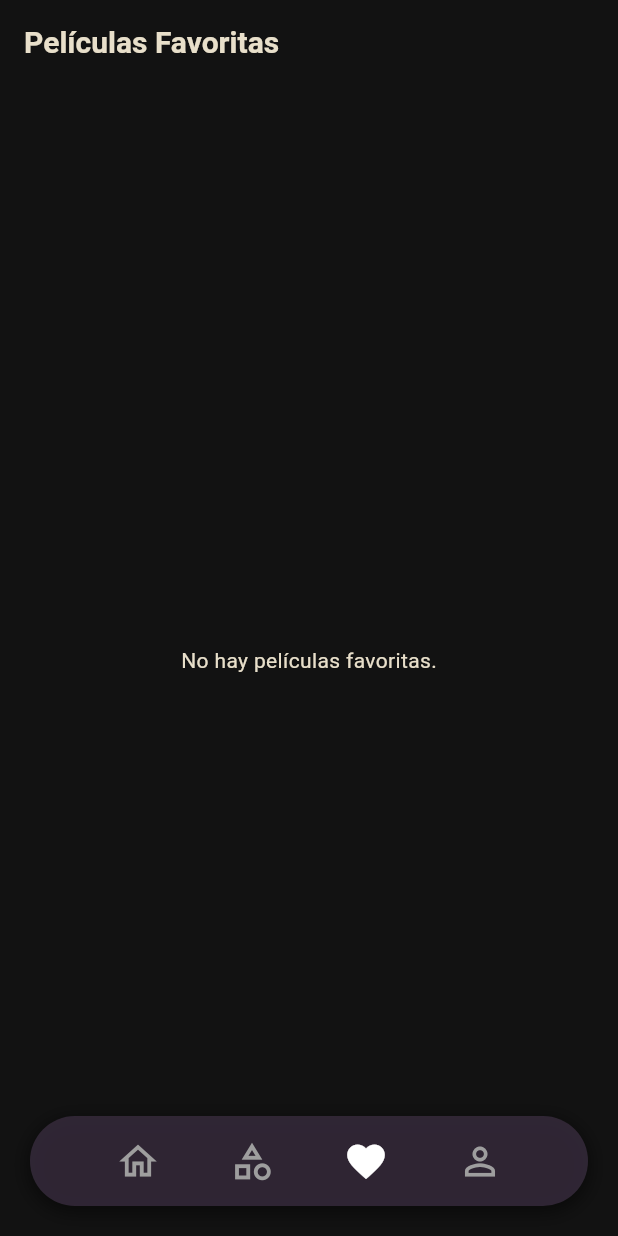
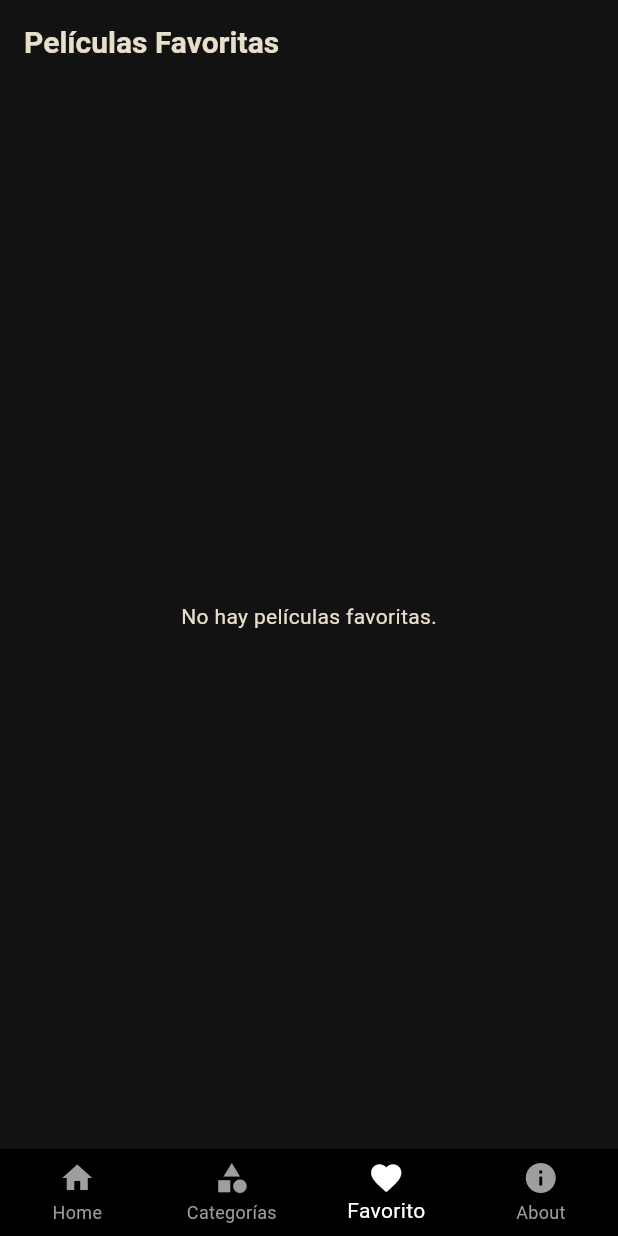
Before and after one commit to JordyBrown230/cinema-project, a Flutter app: the screen it shows after launch, item 3 of the bottom bar chosen, on a phone screen of 412 x 824 dp. Run offline on Flutter 3.47's test engine with Material 3 defaults, Android fonts, the phone set to English and light mode, and no system bars; our stand-ins replace carousel_slider, youtube_player_flutter; network calls fail.

Commit message:
avance peluche

```diff
--- a/lib/MovieDetails/movie_details.dart
+++ b/lib/MovieDetails/movie_details.dart
@@ -148,7 +148,7 @@ class MovieDetailsScreen extends StatelessWidget {
                       color: Colors.white,
                     ),
                   ),
-                  const SizedBox(height: 20),
+                  const SizedBox(height: 30),
                   const Text(
                     'Elenco',
                     style: TextStyle(
@@ -157,6 +157,7 @@ class MovieDetailsScreen extends StatelessWidget {
                       color: Colors.white,
                     ),
                   ),
+                  const SizedBox(height: 10),
                   MovieCastWidget(movieId: movie.id),
                   const SizedBox(height: 30),
                   const Text(
--- a/lib/main.dart
+++ b/lib/main.dart
@@ -1,7 +1,7 @@
 import 'package:flutter/material.dart';
 import 'package:project/Favorites/favorite-provider.dart';
+import 'package:project/navigation_bar.dart';
 import 'package:provider/provider.dart';
-import 'package:project/menu/main.dart';
 import 'package:project/theme/app_theme.dart';
 
 void main() {
@@ -21,7 +21,7 @@ class MainApp extends StatelessWidget {
         debugShowCheckedModeBanner: false,
         theme: AppTheme.themeData,
         home: const Scaffold(
-          body: MyApp(),
+          body: MyBottomNavigationBar(),
         ),
       ),
     );
--- a/lib/menu/main.dart
+++ /dev/null
@@ -1,55 +0,0 @@
-import 'package:flutter/material.dart';
-import 'package:project/Favorites/favorite-movies.dart';
-import 'package:project/home/ListViewCategories/view_categories.dart';
-import 'package:project/menu/menu_bar.dart';
-import 'package:project/menu/submenu/home/home.dart';
-import 'package:project/theme/app_theme.dart'; // Importa la pantalla de categorías
-
-
-class MyApp extends StatefulWidget {
-  const MyApp({super.key});
-
-  @override
-  MyAppState createState() => MyAppState();
-}
-
-class MyAppState extends State<MyApp> {
-  int _currentIndex = 0;
-
-  final List<Widget> _screens = [
-    const HomePage(),
-    const CategoriesScreen(),
-    const FavoriteMovies(),
-    const Center(child: Text('PERFIL'))
-  ];
-
-  @override
-  Widget build(BuildContext context) {
-    return MaterialApp(
-      debugShowCheckedModeBanner: false,
-      theme: AppTheme.themeData,
-      home: Scaffold(
-        body: Stack(
-          children: [
-            IndexedStack(
-              index: _currentIndex,
-              children: _screens,
-            ),
-            Positioned(
-              left: 0,
-              right: 0,
-              bottom: 0,
-              child: CustomMenuBar(
-                onTap: (menuIcon) {
-                  setState(() {
-                    _currentIndex = menuIcon.index;
-                  });
-                },
-              ),
-            ),
-          ],
-        ),
-      ),
-    );
-  }
-}
--- a/lib/menu/menu_bar.dart
+++ /dev/null
@@ -1,107 +0,0 @@
-import 'package:flutter/material.dart';
-
-// ignore: constant_identifier_names
-enum MenuIcon { Home, Category, Favorite, Person }
-
-class CustomMenuBar extends StatefulWidget {
-  final void Function(MenuIcon) onTap;
-
-  const CustomMenuBar({super.key, required this.onTap});
-
-  @override
-  CustomMenuBarState createState() => CustomMenuBarState();
-}
-
-class CustomMenuBarState extends State<CustomMenuBar> {
-  MenuIcon _selectedIcon = MenuIcon.Home;
-
-  @override
-  Widget build(BuildContext context) {
-    return Container(
-      height: 60,
-      margin: const EdgeInsets.all(20),
-      padding: const EdgeInsets.symmetric(horizontal: 20),
-      decoration: BoxDecoration(
-        color: const Color(0xFF382C3E).withOpacity(0.8),
-        borderRadius: BorderRadius.circular(30),
-        boxShadow: [
-          BoxShadow(
-            color: Colors.black.withOpacity(0.5),
-            spreadRadius: 1,
-            blurRadius: 10,
-            offset: const Offset(0, 3),
-          ),
-        ],
-      ),
-      child: Row(
-        mainAxisAlignment: MainAxisAlignment.spaceEvenly,
-        children: [
-          IconButton(
-            icon: Icon(
-              _selectedIcon == MenuIcon.Home ? Icons.home : Icons.home_outlined,
-              color:
-                  _selectedIcon == MenuIcon.Home ? Colors.white : Colors.grey,
-              size: 30,
-            ),
-            onPressed: () {
-              setState(() {
-                _selectedIcon = MenuIcon.Home;
-              });
-              widget.onTap(MenuIcon.Home);
-            },
-          ),
-          IconButton(
-            icon: Icon(
-              _selectedIcon == MenuIcon.Category
-                  ? Icons.category
-                  : Icons.category_outlined,
-              color: _selectedIcon == MenuIcon.Category
-                  ? Colors.white
-                  : Colors.grey,
-              size: 30,
-            ),
-            onPressed: () {
-              setState(() {
-                _selectedIcon = MenuIcon.Category;
-              });
-              widget.onTap(MenuIcon.Category);
-            },
-          ),
-          IconButton(
-            icon: Icon(
-              _selectedIcon == MenuIcon.Favorite
-                  ? Icons.favorite
-                  : Icons.favorite_outline,
-              color: _selectedIcon == MenuIcon.Favorite
-                  ? Colors.white
-                  : Colors.grey,
-              size: 30,
-            ),
-            onPressed: () {
-              setState(() {
-                _selectedIcon = MenuIcon.Favorite;
-              });
-              widget.onTap(MenuIcon.Favorite);
-            },
-          ),
-          IconButton(
-            icon: Icon(
-              _selectedIcon == MenuIcon.Person
-                  ? Icons.person
-                  : Icons.person_outline,
-              color:
-                  _selectedIcon == MenuIcon.Person ? Colors.white : Colors.grey,
-              size: 30,
-            ),
-            onPressed: () {
-              setState(() {
-                _selectedIcon = MenuIcon.Person;
-              });
-              widget.onTap(MenuIcon.Person);
-            },
-          ),
-        ],
-      ),
-    );
-  }
-}
--- /dev/null
+++ b/lib/navigation_bar.dart
@@ -0,0 +1,65 @@
+import 'package:flutter/material.dart';
+import 'package:project/Favorites/favorite-movies.dart';
+import 'package:project/about.dart';
+import 'package:project/home/ListViewCategories/view_categories.dart';
+import 'package:project/menu/submenu/home/home.dart';
+
+
+class MyBottomNavigationBar extends StatefulWidget {
+  const MyBottomNavigationBar({super.key});
+
+  @override
+  State<MyBottomNavigationBar> createState() => _MyBottomNavigationBarState();
+}
+
+class _MyBottomNavigationBarState extends State<MyBottomNavigationBar> {
+  int _selectedIndex = 0;
+  static const List<Widget> _widgetOptions = <Widget>[
+    HomePage(),
+    CategoriesScreen(),
+    FavoriteMovies(),
+    AboutAppScreen(),
+  ];
+
+  void _onItemTapped(int index) {
+    setState(() {
+      _selectedIndex = index;
+    });
+  }
+
+  @override
+  Widget build(BuildContext context) {
+    return Scaffold(
+      body: Center(
+        child: _widgetOptions.elementAt(_selectedIndex),
+      ),
+      bottomNavigationBar: BottomNavigationBar(
+        items: const <BottomNavigationBarItem>[
+          BottomNavigationBarItem(
+            icon: Icon(Icons.home),
+            label: 'Home',
+          ),
+          BottomNavigationBarItem(
+            icon: Icon(Icons.category),
+            label: 'Categorías',
+          ),
+          BottomNavigationBarItem(
+            icon: Icon(Icons.favorite),
+            label: 'Favorito',
+          ),
+          BottomNavigationBarItem(
+            icon: Icon(Icons.info),
+            label: 'About',
+          ),
+        ],
+        currentIndex: _selectedIndex,
+        selectedItemColor: Colors.white,
+        backgroundColor: Colors.black,
+        unselectedItemColor:
+            Colors.grey,
+        onTap: _onItemTapped,
+        type: BottomNavigationBarType.fixed,
+      ),
+    );
+  }
+}
--- a/pubspec.yaml
+++ b/pubspec.yaml
@@ -27,3 +27,6 @@ flutter:
     - assets/img/1.jpg
     - assets/img/2.jpg
     - assets/img/3.jpg
+    - assets/img/tmdb.jpg
+    - assets/img/jordy.jpg
+    - assets/img/yo.jpg
```
Also changed, not shown: lib/MovieDetails/casting.dart (+12 -7 lines), lib/about.dart (added, +114 -0 lines), lib/menu/menu.dart (deleted, +0 -106 lines), assets/img/jordy.jpg (added), assets/img/tmdb.jpg (added), assets/img/yo.jpg (added), pubspec.lock, 1 other file.
